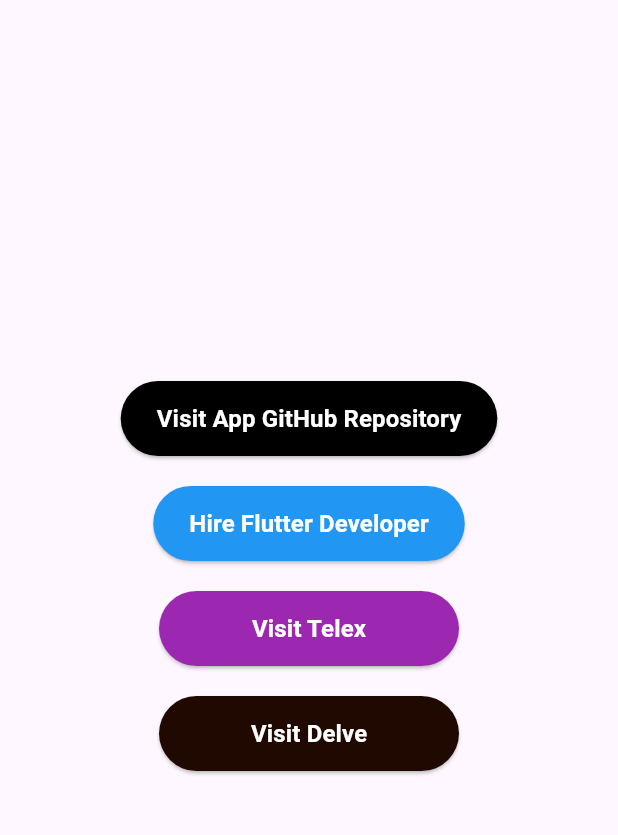
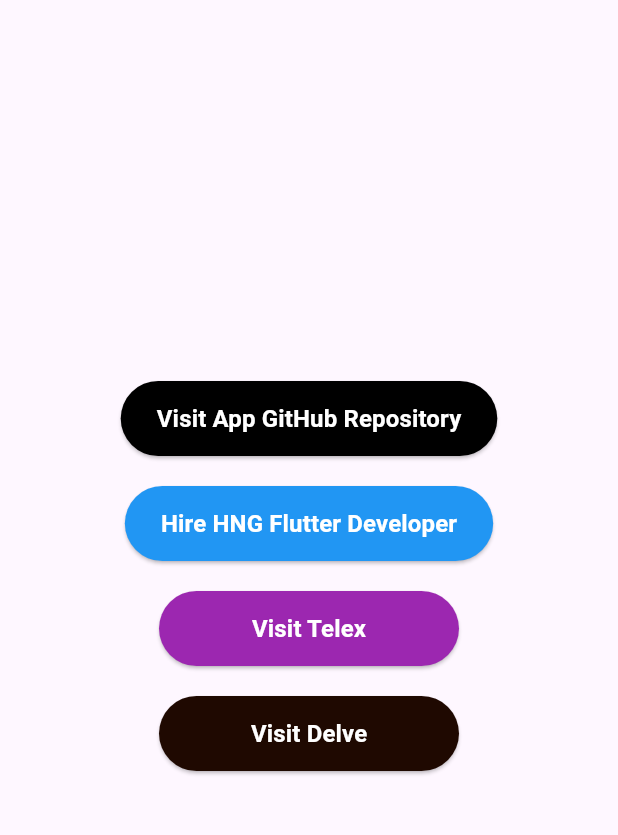
Before and after one commit to Topzee001/native-url-launche, a Flutter app: the screen it shows after launch, on a phone screen of 412 x 824 dp, the part 84-919 px from its top. Run offline on Flutter 3.47's test engine with Material 3 defaults, Android fonts, the phone set to English and light mode, and no system bars.

Commit message:
native url launcher

```diff
--- a/lib/Views/home_page.dart
+++ b/lib/Views/home_page.dart
@@ -37,7 +37,7 @@ class MyHomePage extends StatelessWidget {
                 LaunchUrl.urlLaunch(
                     context, 'http://hng.tech/hire/flutter-developers');
               },
-              text: 'Hire Flutter Developer',
+              text: 'Hire HNG Flutter Developer',
               textColor: Colors.white,
               buttonColor: const Color.fromARGB(255, 33, 150, 243),
             ),
```
